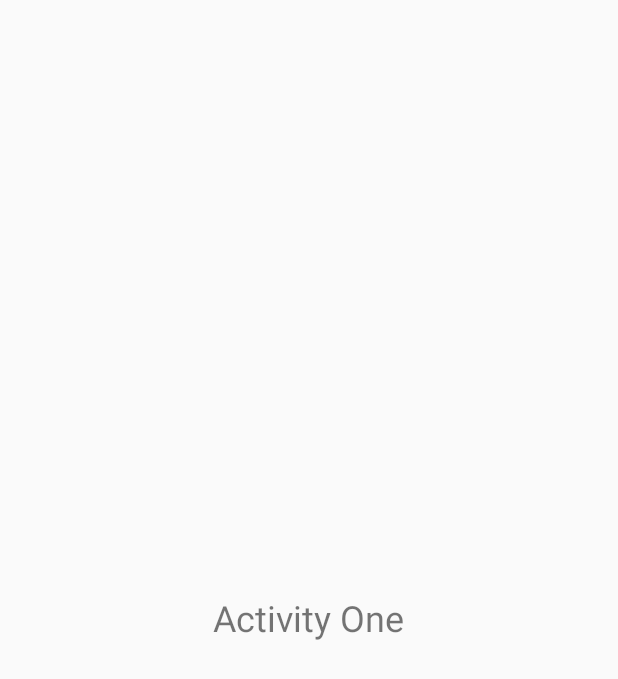
After one commit to nandsk9/Kalolsavam2K19, an Android app: the layout activity_one.xml on its own in the app's theme, with its tools: preview values and no code run, on a phone screen of 412 x 824 dp. The commit adds this screen. Shown: the top 679 px of the screen. Run offline under Robolectric (Android 15) with nearby library versions, the phone set to English and light mode, and no system bars.

Commit message:
first-comit

```diff
--- /dev/null
+++ b/app/src/main/res/layout/activity_one.xml
@@ -0,0 +1,17 @@
+<?xml version="1.0" encoding="utf-8"?>
+<RelativeLayout xmlns:android="http://schemas.android.com/apk/res/android"
+    xmlns:app="http://schemas.android.com/apk/res-auto"
+    xmlns:tools="http://schemas.android.com/tools"
+    android:layout_width="match_parent"
+    android:layout_height="match_parent"
+    tools:context="edmt.dev.androidgridlayout.ActivityOne">
+
+    <TextView
+        android:id="@+id/txtInfo"
+        android:layout_width="wrap_content"
+        android:text="Activity One"
+        android:textSize="24sp"
+        android:layout_centerInParent="true"
+        android:layout_height="wrap_content" />
+
+</RelativeLayout>
```
Also changed, not shown: app/src/main/java/com/wish/kalolsavam2k19/ActivityOne.java (added, +21 -0 lines), app/src/main/res/layout/fragment_home.xml (+6 -8 lines), app/src/main/res/drawable/bg.png (added), app/src/main/res/drawable/calendar.png (added), app/src/main/res/drawable/family_time.png (added), app/src/main/res/drawable/friends.png (added), app/src/main/res/drawable/lovely_time.png (added), app/src/main/res/drawable/me_time.png (added), app/src/main/res/drawable/team_time.png (added).
